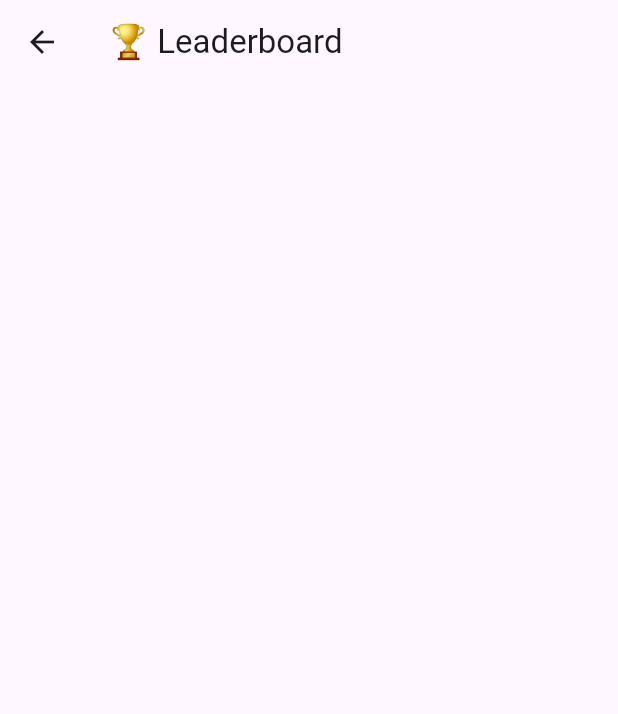
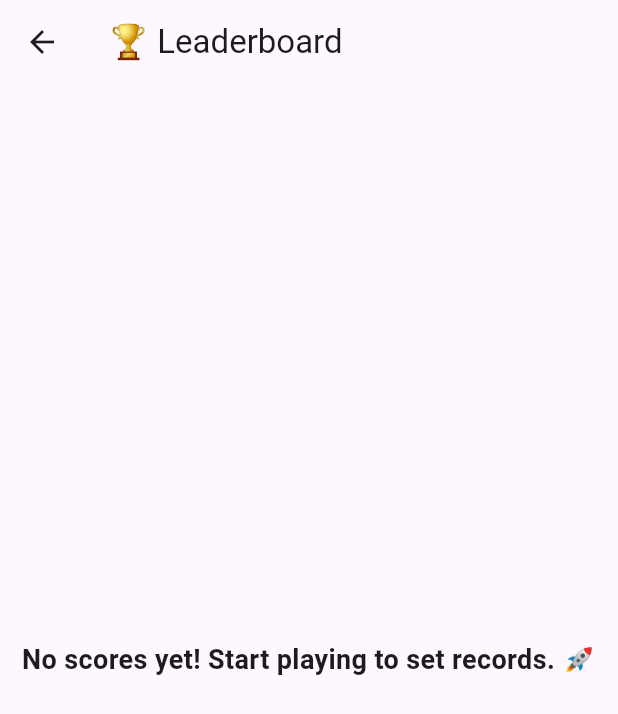
Before and after one commit to charan4112/card_martching_game-, a Flutter app: the LeaderboardScreen screen opened directly, on a phone screen of 412 x 824 dp. Shown: the top 714 px of the screen. Run offline on Flutter 3.47's test engine with Material 3 defaults, Android fonts, the phone set to English and light mode, and no system bars.

Commit message:
Fixed LeaderboardScreen and ThemeProvider issues; Improved stability

```diff
--- a/lib/main.dart
+++ b/lib/main.dart
@@ -9,7 +9,7 @@ void main() {
     MultiProvider(
       providers: [
         ChangeNotifierProvider(create: (context) => GameProvider()),
-        ChangeNotifierProvider(create: (context) => ThemeProvider()),  // Corrected
+        ChangeNotifierProvider(create: (context) => ThemeProvider()),
       ],
       child: const CardMatchingGame(),
     ),
--- a/lib/screens/leaderboard_screen.dart
+++ b/lib/screens/leaderboard_screen.dart
@@ -13,7 +13,14 @@ class LeaderboardScreen extends StatelessWidget {
       appBar: AppBar(
         title: const Text('🏆 Leaderboard'),
       ),
-      body: ListView.builder(
+      body: gameProvider.leaderboard.isEmpty
+          ? const Center(
+              child: Text(
+                'No scores yet! Start playing to set records. 🚀',
+                style: TextStyle(fontSize: 18, fontWeight: FontWeight.bold),
+              ),
+            )
+          : ListView.builder(
               itemCount: gameProvider.leaderboard.length,
               itemBuilder: (context, index) {
                 return ListTile(
```
Also changed, not shown: lib/screens/game_screen.dart (+19 -4 lines). Lines whose indentation alone changed are shown as unchanged.
